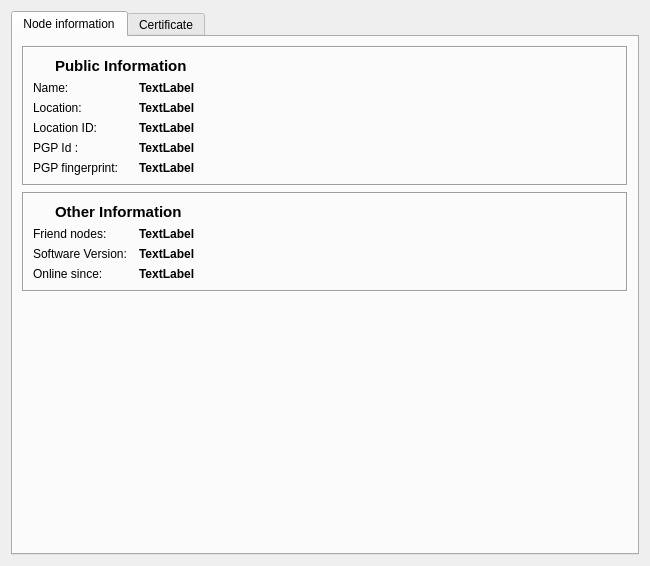
Qt form retroshare-gui/src/gui/settings/CryptoPage.ui (RetroShare/RetroShare) before a commit.
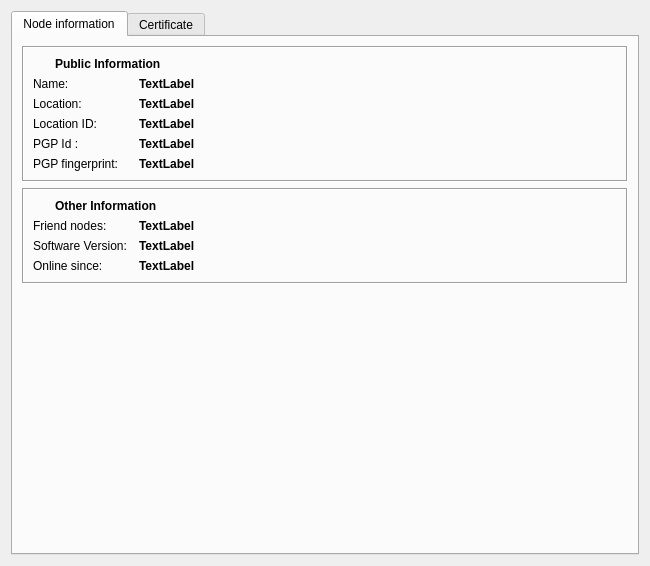
The same form after that commit. Icons and pictures are not drawn. Custom widgets are drawn as their Qt base class.

Commit message: Moved font size definitions from ui files to default qss.

```diff
--- a/retroshare-gui/src/gui/settings/CryptoPage.ui
+++ b/retroshare-gui/src/gui/settings/CryptoPage.ui
@@ -46,10 +46,9 @@
              </widget>
             </item>
             <item row="0" column="1">
-             <widget class="QLabel" name="label_5">
+             <widget class="StyledLabel" name="publicLabel">
               <property name="font">
                <font>
-                <pointsize>11</pointsize>
                 <weight>75</weight>
                 <bold>true</bold>
                </font>
@@ -381,10 +380,9 @@
              </widget>
             </item>
             <item row="0" column="1">
-             <widget class="QLabel" name="label_13">
+             <widget class="StyledLabel" name="otherLabel">
               <property name="font">
                <font>
-                <pointsize>11</pointsize>
                 <weight>75</weight>
                 <bold>true</bold>
                </font>
@@ -511,6 +509,13 @@
    </item>
   </layout>
  </widget>
+ <customwidgets>
+  <customwidget>
+   <class>StyledLabel</class>
+   <extends>QLabel</extends>
+   <header>gui/common/StyledLabel.h</header>
+  </customwidget>
+ </customwidgets>
  <resources>
   <include location="../images.qrc"/>
   <include location="../images.qrc"/>
```
Left out of the diff: 5 changed lines with no effect on the pictures. The commit also changes 6 other files.
